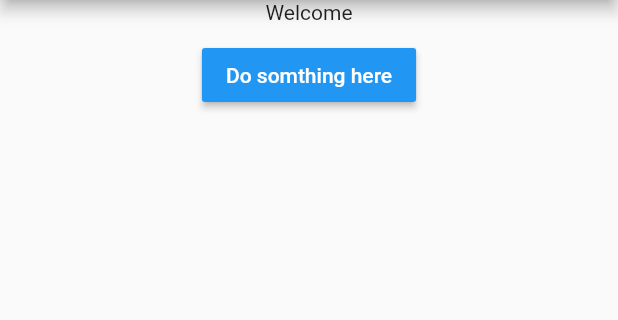
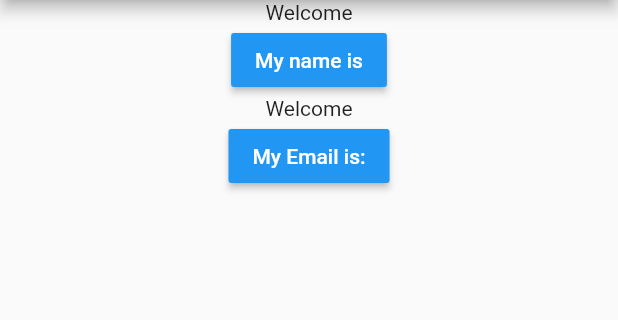
Before and after one commit to mostafa2810/learn-Provider-statemanagement, a Flutter app: the screen it shows after launch, on a phone screen of 412 x 824 dp, the part 84-404 px from its top. Run offline on Flutter 3.47's test engine with Material 2 defaults, Android fonts, the phone set to English and light mode, and no system bars.

```diff
--- a/lib/main.dart
+++ b/lib/main.dart
@@ -1,6 +1,18 @@
 import 'package:flutter/material.dart';
 import 'package:provider/provider.dart';
 
+/* part2 before Selector:
+     first of all excuse my english grammar|---Egyption bro------|
+     you might notice that if you press the button1
+     the text 1 changed and that because of the rebuild of
+     the consumer but the problem here is that when you press the
+     the button1 all of 2 buttons and text have been rebuilt
+     even if the only change you can see is the text 1 change  and
+     that is because the type of all consumers is<Model>
+     so to have more control over the rebuild you want to happen
+     we will use the selectors
+
+     */
 void main() => runApp(MyApp());
 
 class MyApp extends StatefulWidget {
@@ -23,11 +35,13 @@ class _MyAppState extends State<MyApp> {
     return ChangeNotifierProvider(
       create: (BuildContext context) => Model(),
       child: MaterialApp(
+        debugShowCheckedModeBanner: false,
         home: Scaffold(
           appBar: AppBar(
             title: Text('Learn Providers'),
           ),
-
+          body: Column(
+            children: [
               /*notice that you have to specify the type of the
          consumer (<Model> in this example)
          requierd builder: have to Take 3 parameters
@@ -35,25 +49,41 @@ class _MyAppState extends State<MyApp> {
            2-anonymous object of the class  (<value> in this example)
            3-the return widget
         */
-          body: Consumer<Model>(
+              Consumer<Model>(
                 builder: (BuildContext context, value, child) {
                   return Column(
                     children: [
-                  Center(child: Text(value.name)),
-                  const SizedBox(
-                    height: 10,
-                  ),
+                      Center(child: Text(value.doSomthing1)),
                       MaterialButton(
                         color: Colors.blue,
                         textColor: Colors.white,
                         onPressed: () {
-                      value.changeName();
+                          value.changeName1();
                         },
-                    child: const Text("Do somthing here"),
+                        child: const Text("My name is"),
                       ),
                     ],
                   );
                 },
+              ),
+              Consumer<Model>(
+                builder: (BuildContext context, value, child) {
+                  return Column(
+                    children: [
+                      Center(child: Text(value.doSomthing2)),
+                      MaterialButton(
+                        color: Colors.blue,
+                        textColor: Colors.white,
+                        onPressed: () {
+                          value.changeName2();
+                        },
+                        child: const Text("My Email is:"),
+                      ),
+                    ],
+                  );
+                },
+              ),
+            ],
           ),
         ),
       ),
@@ -61,13 +91,18 @@ class _MyAppState extends State<MyApp> {
   }
 }
 
-class Model extends ChangeNotifier {
-  String name = 'Welcome';
-  changeName() {
-    name = 'Mostafa';
+class Model with ChangeNotifier {
+  String doSomthing1 = 'Welcome';
+  String doSomthing2 = 'Welcome';
+  changeName1() {
+    doSomthing1 = 'Mostafa Helaly';
     notifyListeners();
     //to rebuild the consumer that consume to the same class
+  }
 
-
+  changeName2() {
+    doSomthing2 = 'mostafa.helaly2810@gmail.com';
+    notifyListeners();
+    //to rebuild the consumer that consume to the same class
   }
 }
```
Lines whose indentation alone changed are shown as unchanged.
